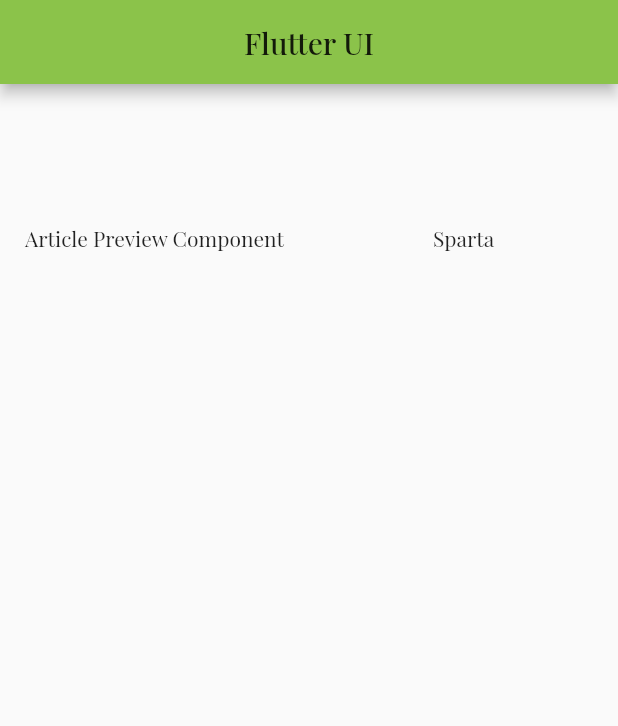
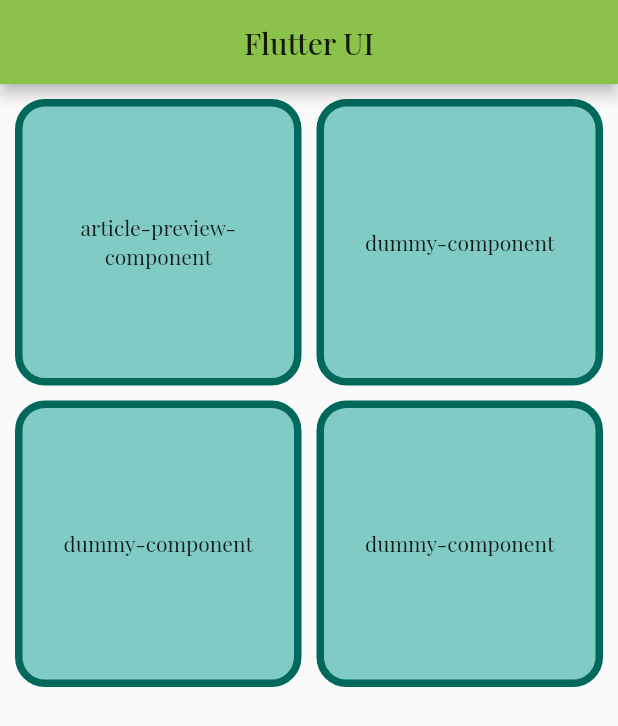
Before and after one commit to shaw8wit/flutter-ui, a Flutter app: the screen it shows after launch, on a phone screen of 412 x 824 dp. Shown: the top 726 px of the screen. Run offline on Flutter 3.47's test engine with Material 2 defaults, Android fonts, the phone set to English and light mode, and no system bars.

Commit message:
menu style added

```diff
--- a/lib/article_preview_component/article_preview_component.dart
+++ b/lib/article_preview_component/article_preview_component.dart
@@ -52,7 +52,7 @@ class ArticlePreviewComponent extends StatelessWidget {
                       : size > 1.25
                           ? 65
                           : 0)),
-          vertical: size * 70 + 40,
+          vertical: size * 70 + 45,
         ),
         shape: RoundedRectangleBorder(
           borderRadius: BorderRadius.circular(10),
--- a/lib/article_preview_component/widgets/share.dart
+++ b/lib/article_preview_component/widgets/share.dart
@@ -18,7 +18,7 @@ class _ShareComponentState extends State<ShareComponent> {
         Padding(
           padding: const EdgeInsets.only(left: 12),
           child: Column(
-            mainAxisAlignment: MainAxisAlignment.spaceAround,
+            mainAxisAlignment: MainAxisAlignment.center,
             crossAxisAlignment: CrossAxisAlignment.start,
             children: [
               Text(
@@ -30,6 +30,7 @@ class _ShareComponentState extends State<ShareComponent> {
                   fontSize: 13,
                 ),
               ),
+              const SizedBox(height: 6),
               Text(
                 "28 Jun 2020",
                 style: TextStyle(
@@ -93,22 +94,16 @@ class _ShareComponentState extends State<ShareComponent> {
             ClipOval(
               child: Material(
                 color: share ? Colors.blueGrey[300] : Colors.black12, // button color
+                child: Tooltip(
+                  message: share ? 'Close' : 'Share',
                   child: InkWell(
                     splashColor: Colors.teal, // inkwell color
                     child: SizedBox(
                       width: 30,
                       height: 30,
                       child: share
-                        ? Icon(
-                            Icons.close,
-                            color: Colors.white,
-                            size: 15,
-                          )
-                        : Icon(
-                            Icons.share,
-                            color: Colors.blueGrey,
-                            size: 15,
-                          ),
+                          ? Icon(Icons.close, color: Colors.white, size: 15)
+                          : Icon(Icons.share, color: Colors.blueGrey, size: 15),
                     ),
                     onTap: () {
                       setState(() {
@@ -118,6 +113,7 @@ class _ShareComponentState extends State<ShareComponent> {
                   ),
                 ),
               ),
+            ),
           ],
         ),
       ),
--- a/lib/home.dart
+++ b/lib/home.dart
@@ -1,5 +1,6 @@
 import 'package:flutter/material.dart';
 import 'package:flutter_ui/article_preview_component/article_preview_component.dart';
+import 'package:flutter_ui/widgets/grid_card.dart';
 
 class Home extends StatelessWidget {
   static const routeName = '/home';
@@ -11,21 +12,32 @@ class Home extends StatelessWidget {
         title: Text("Flutter UI"),
         centerTitle: true,
       ),
-      body: GridView.count(
-        crossAxisCount: MediaQuery.of(context).size.width ~/ 200,
-        children: [
-          GestureDetector(
-            onTap: () {
-              Navigator.of(context).pushNamed(ArticlePreviewComponent.routeName);
-            },
-            child: Center(
-              child: Text("Article Preview Component"),
+      body: Padding(
+        padding: const EdgeInsets.all(10),
+        child: GridView.count(
+          primary: false,
+          mainAxisSpacing: 10,
+          crossAxisSpacing: 10,
+          crossAxisCount: MediaQuery.of(context).size.width ~/ 180,
+          children: [
+            GridCard(
+              routeName: ArticlePreviewComponent.routeName,
+              text: "article-preview-component",
             ),
-          ),
-          Center(
-            child: Text("Sparta"),
-          ),
-        ],
+            GridCard(
+              routeName: ArticlePreviewComponent.routeName,
+              text: "dummy-component",
+            ),
+            GridCard(
+              routeName: ArticlePreviewComponent.routeName,
+              text: "dummy-component",
+            ),
+            GridCard(
+              routeName: ArticlePreviewComponent.routeName,
+              text: "dummy-component",
+            ),
+          ],
+        ),
       ),
     );
   }
--- /dev/null
+++ b/lib/widgets/grid_card.dart
@@ -0,0 +1,26 @@
+import 'package:flutter/material.dart';
+
+class GridCard extends StatelessWidget {
+  final String routeName;
+  final String text;
+
+  GridCard({this.routeName, this.text});
+
+  @override
+  Widget build(BuildContext context) {
+    return GestureDetector(
+      onTap: () {
+        Navigator.of(context).pushNamed(routeName);
+      },
+      child: Container(
+        padding: const EdgeInsets.all(15),
+        child: Center(child: Text(text, textAlign: TextAlign.center)),
+        decoration: new BoxDecoration(
+          color: Colors.teal[200],
+          border: Border.all(color: Colors.teal[800], width: 5),
+          borderRadius: const BorderRadius.all(Radius.circular(20)),
+        ),
+      ),
+    );
+  }
+}
--- a/pubspec.yaml
+++ b/pubspec.yaml
@@ -12,6 +12,7 @@ dependencies:
     sdk: flutter
 
   cupertino_icons: ^1.0.0
+  flutter_neumorphic: ^3.0.3
 
 dev_dependencies:
   flutter_test:
```
Also changed, not shown: pubspec.lock. Lines whose indentation alone changed are shown as unchanged.
